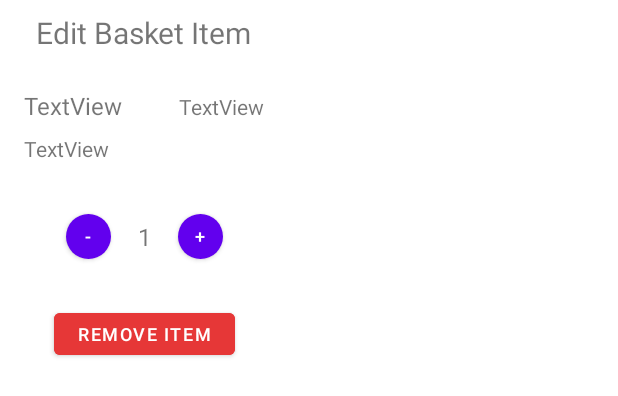
After one commit to goncaloacteixeira/feup-cpm-proj1, an Android app: the layout basket_item_dialog.xml on its own in the app's theme, with its tools: preview values and no code run, on a phone screen of 412 x 824 dp. The commit adds this screen. Shown: the top 396 px of the screen. Run offline under Robolectric (Android 15) with nearby library versions, the phone set to English and light mode, and no system bars.

Commit message:
added dialog for basket items

```diff
--- a/AcmeShop/app/src/main/java/org/feup/cpm/group9/acmeshop/adapters/CurrentTransactionAdapter.kt
+++ b/AcmeShop/app/src/main/java/org/feup/cpm/group9/acmeshop/adapters/CurrentTransactionAdapter.kt
@@ -11,7 +11,7 @@ import org.feup.cpm.group9.acmeshop.R
 import org.feup.cpm.group9.acmeshop.models.Item
 
 
-class CurrentTransactionAdapter(private val itemList: ArrayList<Item>, val itemClickListener: (Item) -> Unit, val payCallback: (ArrayList<Item>) -> Unit)
+class CurrentTransactionAdapter(private val itemList: ArrayList<Item>, val itemClickListener: (Item, CurrentTransactionAdapter) -> Unit, val payCallback: (ArrayList<Item>) -> Unit)
     : RecyclerView.Adapter<CurrentTransactionAdapter.ViewHolder>() {
     override fun onCreateViewHolder(parent: ViewGroup, viewType: Int): ViewHolder {
         return if (viewType == R.layout.item_row) {
@@ -41,7 +41,7 @@ class CurrentTransactionAdapter(private val itemList: ArrayList<Item>, val itemC
             holder.price.text = holder.itemView.context!!.getString(R.string.price_template_eur, itemViewModel.price * itemViewModel.quantity)
             holder.quantity.text = itemViewModel.quantity.toString()
 
-            holder.itemView.setOnClickListener { itemClickListener(itemViewModel) }
+            holder.itemView.setOnClickListener { itemClickListener(itemViewModel, this) }
         } else {
             holder.bind(null)
             holder.button.text = holder.itemView.context!!.getString(R.string.pay_template_eur, calculateTotal())
@@ -95,4 +95,19 @@ class CurrentTransactionAdapter(private val itemList: ArrayList<Item>, val itemC
         }
         notifyItemChanged(itemList.size)
     }
+
+    fun updateItem(item: Item) {
+        val index = itemList.indexOf(item)
+        if (item.quantity == 0) {
+            itemList.removeAt(index)
+            if (itemList.isEmpty()) {
+                itemList.clear()
+                notifyDataSetChanged()
+            } else {
+                notifyItemRemoved(index)
+            }
+        } else {
+            notifyItemChanged(index)
+        }
+    }
 }
--- a/AcmeShop/app/src/main/java/org/feup/cpm/group9/acmeshop/ui/home/HomeFragment.kt
+++ b/AcmeShop/app/src/main/java/org/feup/cpm/group9/acmeshop/ui/home/HomeFragment.kt
@@ -1,9 +1,13 @@
 package org.feup.cpm.group9.acmeshop.ui.home
 
+import android.app.Dialog
 import android.os.Bundle
+import android.util.Log
 import android.view.LayoutInflater
 import android.view.View
 import android.view.ViewGroup
+import android.view.Window
+import android.widget.Button
 import android.widget.TextView
 import android.widget.Toast
 import androidx.fragment.app.Fragment
@@ -73,7 +77,7 @@ class HomeFragment : Fragment() {
         val data = ArrayList<Item>()
 
         // This will pass the ArrayList to our Adapter
-        val adapter = CurrentTransactionAdapter(data, this::onItemClick) {
+        val adapter = CurrentTransactionAdapter(data, this::showDialog) {
             User.pay(requireContext(), requireActivity().intent.extras?.get("uuid") as String, it) { tr ->
                 if (tr != null) {
                     Toast.makeText(context, "Transaction completed: ${tr.uuid}", Toast.LENGTH_LONG).show()
@@ -116,8 +120,45 @@ class HomeFragment : Fragment() {
         super.onViewCreated(view, savedInstanceState)
     }
 
-    private fun onItemClick(item: Item) {
-        Toast.makeText(requireContext(), "Clicked on ${item.name}", Toast.LENGTH_LONG).show()
+    private fun showDialog(item: Item, adapter: CurrentTransactionAdapter) {
+        val dialog = Dialog(requireContext())
+
+        dialog.requestWindowFeature(Window.FEATURE_NO_TITLE)
+        dialog.setCancelable(true)
+        dialog.setContentView(R.layout.basket_item_dialog)
+        val name = dialog.findViewById(R.id.basket_item_name) as TextView
+        val make = dialog.findViewById(R.id.basket_item_make) as TextView
+        val description = dialog.findViewById(R.id.basket_item_description) as TextView
+        val quantity = dialog.findViewById(R.id.basket_item_quantity) as TextView
+
+        name.text = item.name
+        make.text = item.make.uppercase()
+        description.text = item.description
+        quantity.text = item.quantity.toString()
+
+        val increaseBtn = dialog.findViewById<Button>(R.id.basket_increase_btn)
+        val decreaseBtn = dialog.findViewById<Button>(R.id.basket_decrease_btn)
+        val removeBtn = dialog.findViewById<Button>(R.id.basket_remove_item_btn)
+        increaseBtn.setOnClickListener {
+            quantity.text = (quantity.text.toString().toInt() + 1).toString()
+        }
+        decreaseBtn.setOnClickListener {
+            if (quantity.text.toString().toInt() >= 1) {
+                quantity.text = (quantity.text.toString().toInt() - 1).toString()
+            }
+        }
+        removeBtn.setOnClickListener {
+            quantity.text = "0"
+            dialog.dismiss()
+        }
+
+        dialog.setOnDismissListener {
+            Log.d(TAG, "showDialog: dismissed")
+            item.quantity = quantity.text.toString().toInt()
+            adapter.updateItem(item)
+        }
+
+        dialog.show()
     }
 
     override fun onDestroyView() {
--- /dev/null
+++ b/AcmeShop/app/src/main/res/drawable/round_button.xml
@@ -0,0 +1,13 @@
+<?xml version="1.0" encoding="utf-8"?>
+<selector xmlns:android="http://schemas.android.com/apk/res/android">
+    <item android:state_pressed="false">
+        <shape android:shape="oval">
+            <solid android:color="#fa09ad"/>
+        </shape>
+    </item>
+    <item android:state_pressed="true">
+        <shape android:shape="oval">
+            <solid android:color="#c20586"/>
+        </shape>
+    </item>
+</selector>
--- /dev/null
+++ b/AcmeShop/app/src/main/res/layout/basket_item_dialog.xml
@@ -0,0 +1,120 @@
+<?xml version="1.0" encoding="utf-8"?>
+<androidx.constraintlayout.widget.ConstraintLayout xmlns:android="http://schemas.android.com/apk/res/android"
+    xmlns:app="http://schemas.android.com/apk/res-auto"
+    android:layout_width="wrap_content"
+    android:layout_height="wrap_content">
+
+    <TextView
+        android:id="@+id/edit_basket_item"
+        android:layout_width="wrap_content"
+        android:layout_height="wrap_content"
+        android:layout_marginStart="24dp"
+        android:layout_marginTop="8dp"
+        android:layout_marginEnd="24dp"
+        android:text="@string/edit_basket_item"
+        android:textSize="20sp"
+        app:layout_constraintEnd_toEndOf="parent"
+        app:layout_constraintStart_toStartOf="parent"
+        app:layout_constraintTop_toTopOf="parent" />
+
+    <TextView
+        android:id="@+id/basket_item_name"
+        android:layout_width="wrap_content"
+        android:layout_height="wrap_content"
+        android:layout_marginStart="16dp"
+        android:layout_marginTop="24dp"
+        android:text="TextView"
+        android:textSize="16sp"
+        app:layout_constraintStart_toStartOf="parent"
+        app:layout_constraintTop_toBottomOf="@+id/edit_basket_item" />
+
+    <TextView
+        android:id="@+id/basket_item_make"
+        android:layout_width="wrap_content"
+        android:layout_height="wrap_content"
+        android:layout_marginEnd="16dp"
+        android:text="TextView"
+        app:layout_constraintBaseline_toBaselineOf="@+id/basket_item_name"
+        app:layout_constraintEnd_toEndOf="parent" />
+
+    <TextView
+        android:id="@+id/basket_item_description"
+        android:layout_width="wrap_content"
+        android:layout_height="wrap_content"
+        android:layout_marginTop="8dp"
+        android:text="TextView"
+        app:layout_constraintStart_toStartOf="@+id/basket_item_name"
+        app:layout_constraintTop_toBottomOf="@+id/basket_item_name" />
+
+    <androidx.constraintlayout.widget.ConstraintLayout
+        android:id="@+id/basket_item_quantity_layout"
+        android:layout_width="0dp"
+        android:layout_height="match_parent"
+        android:layout_marginTop="24dp"
+        app:layout_constraintEnd_toEndOf="parent"
+        app:layout_constraintStart_toStartOf="parent"
+        app:layout_constraintTop_toBottomOf="@+id/basket_item_description">
+
+        <Button
+            android:id="@+id/basket_decrease_btn"
+            android:layout_width="50dp"
+            android:layout_height="50dp"
+            android:layout_marginEnd="8dp"
+            android:background="@drawable/round_button"
+            android:gravity="center_vertical|center_horizontal"
+            android:scaleX="0.6"
+            android:scaleY="0.6"
+            android:text="-"
+            android:textColor="#fff"
+            android:textSize="20sp"
+            app:layout_constraintBottom_toBottomOf="parent"
+            app:layout_constraintEnd_toStartOf="@+id/basket_item_quantity"
+            app:layout_constraintTop_toTopOf="parent" />
+
+        <TextView
+            android:id="@+id/basket_item_quantity"
+            android:layout_width="wrap_content"
+            android:layout_height="wrap_content"
+            android:text="1"
+            android:textSize="16sp"
+            app:layout_constraintBottom_toBottomOf="parent"
+            app:layout_constraintEnd_toEndOf="parent"
+            app:layout_constraintStart_toStartOf="parent"
+            app:layout_constraintTop_toTopOf="parent" />
+
+        <Button
+            android:id="@+id/basket_increase_btn"
+            android:layout_width="50dp"
+            android:layout_height="50dp"
+            android:layout_marginStart="8dp"
+            android:background="@drawable/round_button"
+            android:gravity="center_vertical|center_horizontal"
+            android:scaleX="0.6"
+            android:scaleY="0.6"
+            android:text="+"
+            android:textColor="#fff"
+            android:textSize="20sp"
+            app:layout_constraintBottom_toBottomOf="parent"
+            app:layout_constraintStart_toEndOf="@+id/basket_item_quantity"
+            app:layout_constraintTop_toTopOf="parent" />
+
+    </androidx.constraintlayout.widget.ConstraintLayout>
+
+    <Button
+        android:id="@+id/basket_remove_item_btn"
+        android:layout_width="wrap_content"
+        android:layout_height="wrap_content"
+        android:layout_marginTop="16dp"
+        android:layout_marginBottom="8dp"
+        android:backgroundTint="#E63737"
+        android:insetTop="10dp"
+        android:insetBottom="10dp"
+        android:text="@string/remove_item"
+        android:textSize="12sp"
+        app:iconPadding="4dp"
+        app:layout_constraintBottom_toBottomOf="parent"
+        app:layout_constraintEnd_toEndOf="parent"
+        app:layout_constraintStart_toStartOf="parent"
+        app:layout_constraintTop_toBottomOf="@+id/basket_item_quantity_layout" />
+
+</androidx.constraintlayout.widget.ConstraintLayout>
--- a/AcmeShop/app/src/main/res/values/strings.xml
+++ b/AcmeShop/app/src/main/res/values/strings.xml
@@ -35,6 +35,8 @@
     <string name="total_spent">Spent</string>
     <string name="number_transactions">Transactions</string>
     <string name="current_transaction">Current Transaction</string>
+    <string name="edit_basket_item">Edit Basket Item</string>
+    <string name="remove_item">Remove Item</string>
 
     <string name="menu_home">Home</string>
     <string name="menu_gallery">Gallery</string>
```
